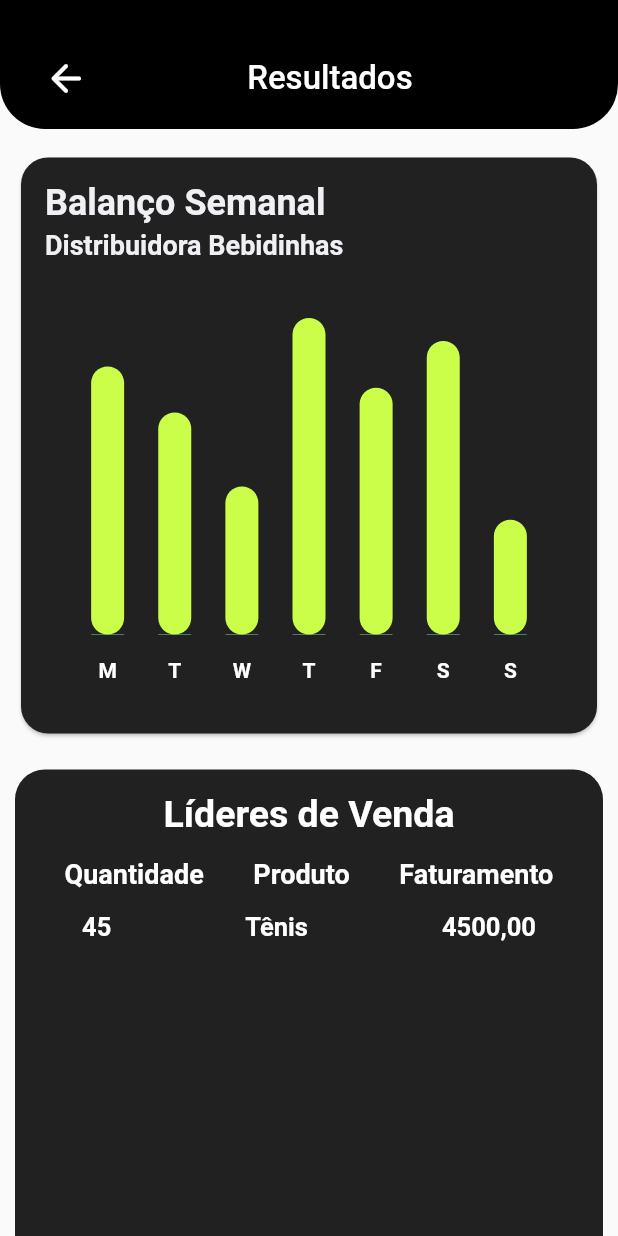
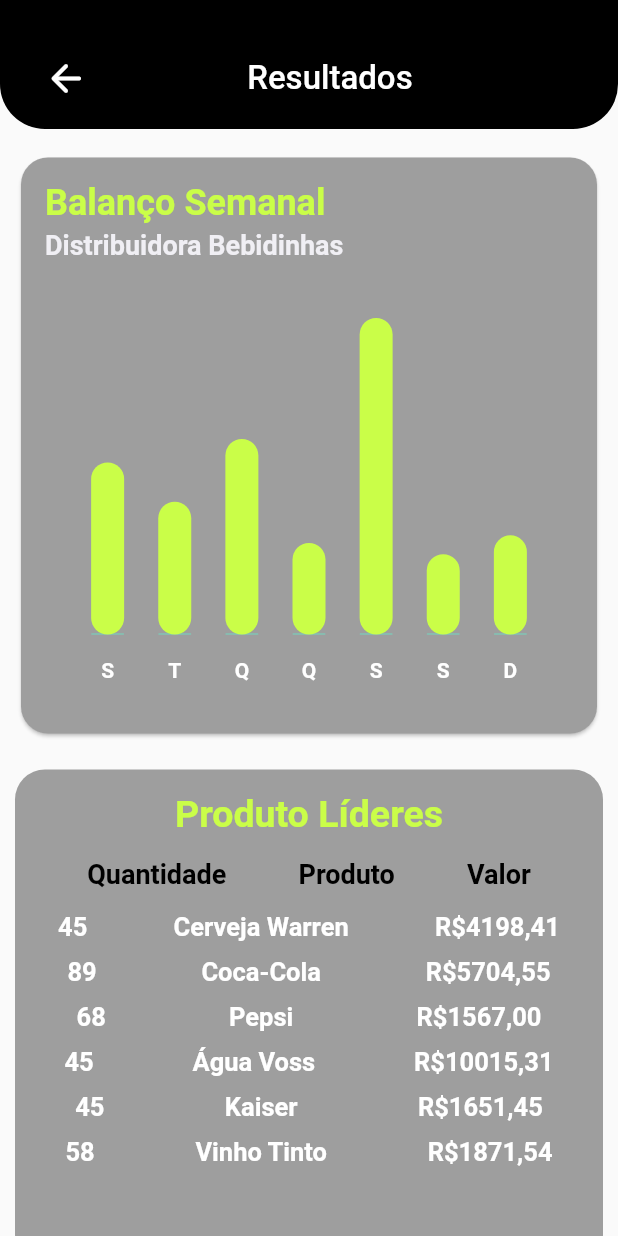
Before and after one commit to guiqmaia/gear, a Flutter app: the ResultsPage screen opened directly, on a phone screen of 412 x 824 dp. Run offline on Flutter 3.47's test engine with Material 2 defaults, Android fonts, the phone set to English and light mode, and no system bars; drawn by our look-alikes of fl_chart; our stand-ins replace animated_text_kit, dotted_border, image_picker, sqflite; missing offline and left inert: onboarding; accounts and stored records are empty.

Commit message:
[change] refatored results

```diff
--- a/lib/main.dart
+++ b/lib/main.dart
@@ -1,12 +1,10 @@
 import 'package:flutter/material.dart';
-import 'package:gear/presenter/splash/splash_page.dart';
-
-import 'presenter/splash/splash_page.dart';
+import 'package:gear/presenter/home/home_page.dart';
 
 void main(List<String> args) {
   runApp(
     const MaterialApp(
-      home: SplashPage(),
+      home: HomePage(),
       title: 'Gear',
       debugShowCheckedModeBanner: false,
     ),
--- a/lib/presenter/results/results_page.dart
+++ b/lib/presenter/results/results_page.dart
@@ -1,7 +1,13 @@
+// ignore_for_file: non_constant_identifier_names
+
 import 'package:fl_chart/fl_chart.dart';
 import 'package:flutter/material.dart';
+import 'package:gear/core/app_assets.dart';
 import 'package:gear/presenter/home/home_page.dart';
 import 'package:gear/presenter/shared/widgets/top_bar_app.dart';
+
+import 'widget/daily_billing_metd.dart';
+import 'widget/liders_product.dart';
 
 class ResultsPage extends StatelessWidget {
   const ResultsPage({Key? key}) : super(key: key);
@@ -31,7 +37,8 @@ class _BodyResultsPageState extends State<BodyResultsPage> {
       child: Column(
         mainAxisAlignment: MainAxisAlignment.spaceAround,
         children: [
-          const TopBarApp(title: 'Resultados', pageRoute: HomePage(), isProfile: false),
+          const TopBarApp(
+              title: 'Resultados', pageRoute: HomePage(), isProfile: false),
           Container(
             margin: const EdgeInsets.symmetric(
               vertical: 10,
@@ -48,8 +55,9 @@ class _BodyResultsPageState extends State<BodyResultsPage> {
               width: double.maxFinite,
               height: MediaQuery.of(context).size.height * 0.4,
               decoration: BoxDecoration(
-                  color: Colors.grey.shade900,
-                  borderRadius: BorderRadius.circular(20)),
+                color: Colors.grey,
+                borderRadius: BorderRadius.circular(20),
+              ),
               child: Column(
                 children: [
                   const Padding(
@@ -57,9 +65,9 @@ class _BodyResultsPageState extends State<BodyResultsPage> {
                       vertical: 15,
                     ),
                     child: Text(
-                      'Líderes de Venda',
+                      'Produto Líderes',
                       style: TextStyle(
-                        color: Colors.white,
+                        color: const Color.fromRGBO(202, 254, 72, 1),
                         fontWeight: FontWeight.bold,
                         fontSize: 25,
                       ),
@@ -77,7 +85,7 @@ class _BodyResultsPageState extends State<BodyResultsPage> {
                             Text(
                               'Quantidade',
                               style: TextStyle(
-                                color: Colors.white,
+                                color: Colors.black,
                                 fontSize: 18,
                                 fontWeight: FontWeight.bold,
                               ),
@@ -86,16 +94,16 @@ class _BodyResultsPageState extends State<BodyResultsPage> {
                             Text(
                               'Produto',
                               style: TextStyle(
-                                color: Colors.white,
+                                color: Colors.black,
                                 fontSize: 18,
                                 fontWeight: FontWeight.bold,
                               ),
                               textAlign: TextAlign.center,
                             ),
                             Text(
-                              'Faturamento',
+                              'Valor',
                               style: TextStyle(
-                                color: Colors.white,
+                                color: Colors.black,
                                 fontSize: 18,
                                 fontWeight: FontWeight.bold,
                               ),
@@ -106,42 +114,50 @@ class _BodyResultsPageState extends State<BodyResultsPage> {
                         const SizedBox(
                           height: 15,
                         ),
-                        Wrap(
-                          runSpacing: 15,
-                          children: [
-                            Row(
-                              mainAxisAlignment: MainAxisAlignment.spaceAround,
-                              children: const [
-                                Text(
-                                  '45',
-                                  style: TextStyle(
-                                    color: Colors.white,
-                                    fontSize: 17,
-                                    fontWeight: FontWeight.bold,
+                        const ProductLeader(
+                          amount: "45",
+                          product: "Cerveja Warren",
+                          value: "R\$4198,41",
                         ),
-                                  textAlign: TextAlign.center,
+                        const SizedBox(
+                          height: 10,
                         ),
-                                Text(
-                                  'Tênis',
-                                  style: TextStyle(
-                                    color: Colors.white,
-                                    fontSize: 17,
-                                    fontWeight: FontWeight.bold,
+                        const ProductLeader(
+                          amount: "89",
+                          product: "Coca-Cola",
+                          value: "R\$5704,55",
                         ),
-                                  textAlign: TextAlign.center,
+                        const SizedBox(
+                          height: 10,
                         ),
-                                Text(
-                                  '4500,00',
-                                  style: TextStyle(
-                                    color: Colors.white,
-                                    fontSize: 17,
-                                    fontWeight: FontWeight.bold,
+                        const ProductLeader(
+                          amount: "68",
+                          product: "Pepsi",
+                          value: "R\$1567,00",
                         ),
-                                  textAlign: TextAlign.center,
+                        const SizedBox(
+                          height: 10,
                         ),
-                              ],
+                        const ProductLeader(
+                          amount: "45",
+                          product: "Água Voss",
+                          value: "R\$10015,31",
                         ),
-                          ],
+                        const SizedBox(
+                          height: 10,
+                        ),
+                        const ProductLeader(
+                          amount: "45",
+                          product: "Kaiser",
+                          value: "R\$1651,45",
+                        ),
+                        const SizedBox(
+                          height: 10,
+                        ),
+                        const ProductLeader(
+                          amount: "58",
+                          product: "Vinho Tinto",
+                          value: "R\$1871,54",
                         ),
                       ],
                     ),
@@ -150,17 +166,17 @@ class _BodyResultsPageState extends State<BodyResultsPage> {
               ),
             ),
           ),
-          Center(
-            child: Container(
+          Container(
             margin: const EdgeInsets.symmetric(
               vertical: 10,
               horizontal: 10,
             ),
             width: double.maxFinite,
-              height: MediaQuery.of(context).size.height * 0.4,
+            // height: MediaQuery.of(context).size.height * 0.4,
             decoration: BoxDecoration(
-                  color: Colors.grey.shade900,
-                  borderRadius: BorderRadius.circular(20)),
+              color: Colors.grey,
+              borderRadius: BorderRadius.circular(20),
+            ),
             child: Column(
               children: [
                 const Padding(
@@ -168,9 +184,9 @@ class _BodyResultsPageState extends State<BodyResultsPage> {
                     vertical: 15,
                   ),
                   child: Text(
-                      'Líderes de Faturamento',
+                    'Faturamento Diário',
                     style: TextStyle(
-                        color: Colors.white,
+                      color: Color.fromRGBO(202, 254, 72, 1),
                       fontWeight: FontWeight.bold,
                       fontSize: 25,
                     ),
@@ -186,27 +202,18 @@ class _BodyResultsPageState extends State<BodyResultsPage> {
                         mainAxisAlignment: MainAxisAlignment.spaceEvenly,
                         children: const [
                           Text(
-                              'Quantidade',
+                            'Valor',
                             style: TextStyle(
-                                color: Colors.white,
+                              color: Colors.black,
                               fontSize: 18,
                               fontWeight: FontWeight.bold,
                             ),
                             textAlign: TextAlign.center,
                           ),
                           Text(
-                              'Produto',
+                            'Dia da Semana',
                             style: TextStyle(
-                                color: Colors.white,
-                                fontSize: 18,
-                                fontWeight: FontWeight.bold,
-                              ),
-                              textAlign: TextAlign.center,
-                            ),
-                            Text(
-                              'Faturamento',
-                              style: TextStyle(
-                                color: Colors.white,
+                              color: Colors.black,
                               fontSize: 18,
                               fontWeight: FontWeight.bold,
                             ),
@@ -215,50 +222,40 @@ class _BodyResultsPageState extends State<BodyResultsPage> {
                         ],
                       ),
                       const SizedBox(
-                          height: 15,
+                        height: 10,
                       ),
-                        Wrap(
-                          runSpacing: 15,
-                          children: [
-                            Row(
-                              mainAxisAlignment: MainAxisAlignment.spaceAround,
-                              children: const [
-                                Text(
-                                  '45',
-                                  style: TextStyle(
-                                    color: Colors.white,
-                                    fontSize: 17,
-                                    fontWeight: FontWeight.bold,
+                      const DailyBilling(
+                        day: "Segunda",
+                        value: "R\$3738.59",
                       ),
-                                  textAlign: TextAlign.center,
+                      const DailyBilling(
+                        day: "Terça",
+                        value: "R\$2884.32",
                       ),
-                                Text(
-                                  'Tênis',
-                                  style: TextStyle(
-                                    color: Colors.white,
-                                    fontSize: 17,
-                                    fontWeight: FontWeight.bold,
+                      const DailyBilling(
+                        day: "Quarta",
+                        value: "R\$4247.21",
                       ),
-                                  textAlign: TextAlign.center,
+                      const DailyBilling(
+                        day: "Quinta",
+                        value: "R\$1987.56",
                       ),
-                                Text(
-                                  '4500,00',
-                                  style: TextStyle(
-                                    color: Colors.white,
-                                    fontSize: 17,
-                                    fontWeight: FontWeight.bold,
+                      const DailyBilling(
+                        day: "Sexta",
+                        value: "R\$6875.04",
                       ),
-                                  textAlign: TextAlign.center,
+                      const DailyBilling(
+                        day: "Sabádo",
+                        value: "R\$1745.51",
                       ),
-                              ],
-                            ),
-                          ],
+                      const DailyBilling(
+                        day: "Domingo",
+                        value: "R\$2154,52",
                       ),
                     ],
                   ),
                 ),
               ],
-              ),
             ),
           ),
         ],
@@ -297,7 +294,7 @@ class BarChartSample1State extends State<BarChartSample1> {
       aspectRatio: 1,
       child: Card(
         shape: RoundedRectangleBorder(borderRadius: BorderRadius.circular(18)),
-        color: Colors.grey.shade900,
+        color: Colors.grey,
         child: Stack(
           children: <Widget>[
             Padding(
@@ -310,7 +307,7 @@ class BarChartSample1State extends State<BarChartSample1> {
                   const Text(
                     'Balanço Semanal',
                     style: TextStyle(
-                        color: Color.fromRGBO(240, 239, 244, 1),
+                        color: const Color.fromRGBO(202, 254, 72, 1),
                         fontSize: 24,
                         fontWeight: FontWeight.bold),
                   ),
@@ -378,19 +375,19 @@ class BarChartSample1State extends State<BarChartSample1> {
   List<BarChartGroupData> showingGroups() => List.generate(7, (i) {
         switch (i) {
           case 0:
-            return makeGroupData(0, 10500.33, isTouched: i == touchedIndex);
+            return makeGroupData(0, 3738.59, isTouched: i == touchedIndex);
           case 1:
-            return makeGroupData(1, 8700.50, isTouched: i == touchedIndex);
+            return makeGroupData(1, 2884.32, isTouched: i == touchedIndex);
           case 2:
-            return makeGroupData(2, 5800.25, isTouched: i == touchedIndex);
+            return makeGroupData(2, 4247.21, isTouched: i == touchedIndex);
           case 3:
-            return makeGroupData(3, 12400.00, isTouched: i == touchedIndex);
+            return makeGroupData(3, 1987.56, isTouched: i == touchedIndex);
           case 4:
-            return makeGroupData(4, 9670.75, isTouched: i == touchedIndex);
+            return makeGroupData(4, 6875.04, isTouched: i == touchedIndex);
           case 5:
-            return makeGroupData(5, 11500.00, isTouched: i == touchedIndex);
+            return makeGroupData(5, 1745.51, isTouched: i == touchedIndex);
           case 6:
-            return makeGroupData(6, 4500, isTouched: i == touchedIndex);
+            return makeGroupData(6, 2154.52, isTouched: i == touchedIndex);
           default:
             return throw Error();
         }
@@ -429,7 +426,7 @@ class BarChartSample1State extends State<BarChartSample1> {
                   throw Error();
               }
               return BarTooltipItem(
-                weekDay + '\n',
+                '$weekDay\n',
                 const TextStyle(
                   color: Colors.white,
                   fontWeight: FontWeight.bold,
@@ -497,25 +494,25 @@ class BarChartSample1State extends State<BarChartSample1> {
     Widget text;
     switch (value.toInt()) {
       case 0:
-        text = const Text('M', style: style);
+        text = const Text('S', style: style);
         break;
       case 1:
         text = const Text('T', style: style);
         break;
       case 2:
-        text = const Text('W', style: style);
+        text = const Text('Q', style: style);
         break;
       case 3:
-        text = const Text('T', style: style);
+        text = const Text('Q', style: style);
         break;
       case 4:
-        text = const Text('F', style: style);
+        text = const Text('S', style: style);
         break;
       case 5:
         text = const Text('S', style: style);
         break;
       case 6:
-        text = const Text('S', style: style);
+        text = const Text('D', style: style);
         break;
       default:
         text = const Text('', style: style);
--- /dev/null
+++ b/lib/presenter/results/widget/daily_billing_metd.dart
@@ -0,0 +1,49 @@
+// ignore_for_file: public_member_api_docs, sort_constructors_first
+import 'package:flutter/material.dart';
+
+class DailyBilling extends StatelessWidget {
+  final String day;
+  final String value;
+  const DailyBilling({
+    Key? key,
+    required this.day,
+    required this.value,
+  }) : super(key: key);
+
+  @override
+  Widget build(BuildContext context) {
+    return Row(
+      mainAxisAlignment: MainAxisAlignment.spaceAround,
+      children: [
+        Column(
+          children: [
+            const Padding(padding: EdgeInsets.fromLTRB(50, 10, 50, 0)),
+            Text(
+              value,
+              style: const TextStyle(
+                color: Colors.white,
+                fontSize: 17,
+                fontWeight: FontWeight.bold,
+              ),
+              textAlign: TextAlign.center,
+            ),
+          ],
+        ),
+        Column(
+          children: [
+            const Padding(padding: EdgeInsets.fromLTRB(50, 10, 50, 0)),
+            Text(
+              day,
+              style: const TextStyle(
+                color: Colors.white,
+                fontSize: 17,
+                fontWeight: FontWeight.bold,
+              ),
+              textAlign: TextAlign.center,
+            ),
+          ],
+        ),
+      ],
+    );
+  }
+}
--- /dev/null
+++ b/lib/presenter/results/widget/liders_product.dart
@@ -0,0 +1,50 @@
+// ignore_for_file: public_member_api_docs, sort_constructors_first
+import 'package:flutter/material.dart';
+
+class ProductLeader extends StatelessWidget {
+  final String amount;
+  final String product;
+  final String value;
+  const ProductLeader({
+    Key? key,
+    required this.amount,
+    required this.product,
+    required this.value,
+  }) : super(key: key);
+
+  @override
+  Widget build(BuildContext context) {
+    return Row(
+      mainAxisAlignment: MainAxisAlignment.spaceAround,
+      children: [
+        Text(
+          amount,
+          style: const TextStyle(
+            color: Colors.white,
+            fontSize: 17,
+            fontWeight: FontWeight.bold,
+          ),
+          textAlign: TextAlign.center,
+        ),
+        Text(
+          product,
+          style: const TextStyle(
+            color: Colors.white,
+            fontSize: 17,
+            fontWeight: FontWeight.bold,
+          ),
+          textAlign: TextAlign.center,
+        ),
+        Text(
+          value,
+          style: const TextStyle(
+            color: Colors.white,
+            fontSize: 17,
+            fontWeight: FontWeight.bold,
+          ),
+          textAlign: TextAlign.center,
+        ),
+      ],
+    );
+  }
+}
--- a/pubspec.yaml
+++ b/pubspec.yaml
@@ -43,7 +43,6 @@ dependencies:
   sqflite: ^2.0.3
   flutter_launcher_icons: ^0.9.3
   animated_text_kit: ^4.2.2
-  graphic: ^0.10.5
 
 dev_dependencies:
   flutter_test:
```
Also changed, not shown: lib/presenter/results/grapich_page.dart (deleted), pubspec.lock. Lines whose indentation alone changed are shown as unchanged.
